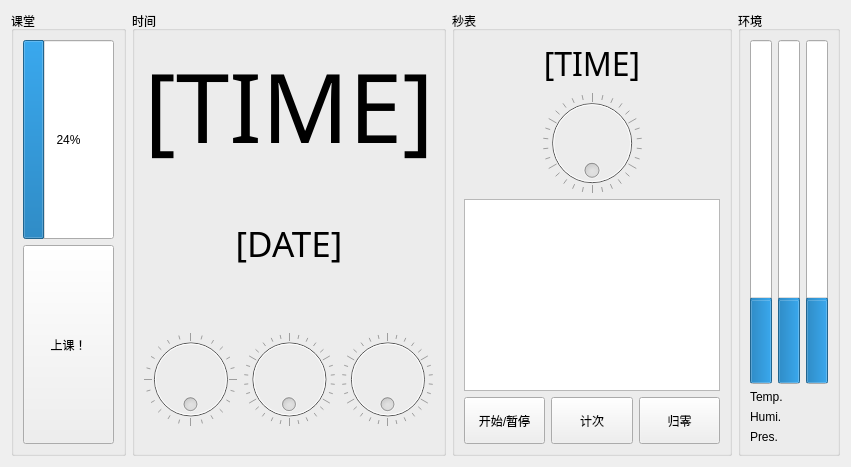
The window that mainWindow.ui (aaaaPotato/TheWonderfulClock) describes before a commit, drawn with Qt 5.
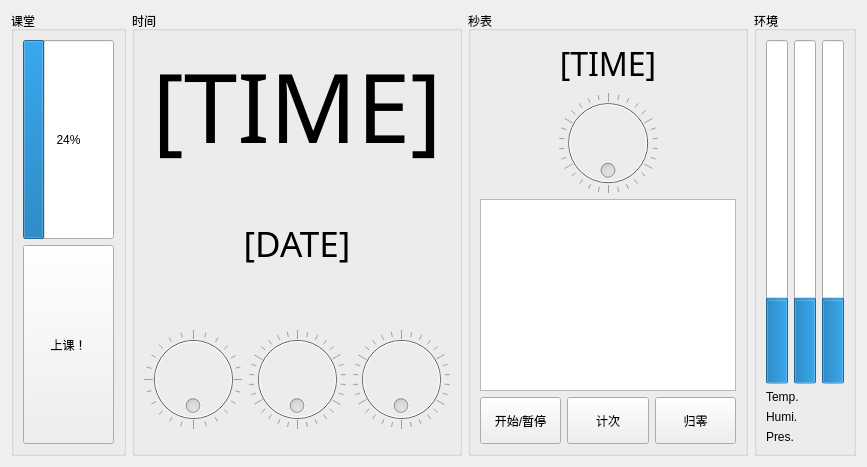
The same window after the commit.

Commit message: 改布局3

```diff
--- a/mainWindow.ui
+++ b/mainWindow.ui
@@ -9,10 +9,16 @@
    <rect>
     <x>0</x>
     <y>0</y>
-    <width>783</width>
+    <width>867</width>
     <height>467</height>
    </rect>
   </property>
+  <property name="sizePolicy">
+   <sizepolicy hsizetype="Minimum" vsizetype="Preferred">
+    <horstretch>0</horstretch>
+    <verstretch>0</verstretch>
+   </sizepolicy>
+  </property>
   <property name="mouseTracking">
    <bool>false</bool>
   </property>
@@ -82,7 +88,7 @@
    <item>
     <widget class="QGroupBox" name="timeGB">
      <property name="sizePolicy">
-      <sizepolicy hsizetype="Maximum" vsizetype="Preferred">
+      <sizepolicy hsizetype="Expanding" vsizetype="Preferred">
        <horstretch>0</horstretch>
        <verstretch>0</verstretch>
       </sizepolicy>
@@ -211,7 +217,7 @@
    <item>
     <widget class="QGroupBox" name="stopwatchGB">
      <property name="sizePolicy">
-      <sizepolicy hsizetype="Preferred" vsizetype="Preferred">
+      <sizepolicy hsizetype="Minimum" vsizetype="Preferred">
        <horstretch>0</horstretch>
        <verstretch>0</verstretch>
       </sizepolicy>
@@ -323,7 +329,7 @@
    <item>
     <widget class="QGroupBox" name="groupBox">
      <property name="sizePolicy">
-      <sizepolicy hsizetype="Preferred" vsizetype="Preferred">
+      <sizepolicy hsizetype="Minimum" vsizetype="Preferred">
        <horstretch>0</horstretch>
        <verstretch>0</verstretch>
       </sizepolicy>
```
Left out of the diff: 2 changed lines with no effect on the pictures. The commit also changes 3 other files.
